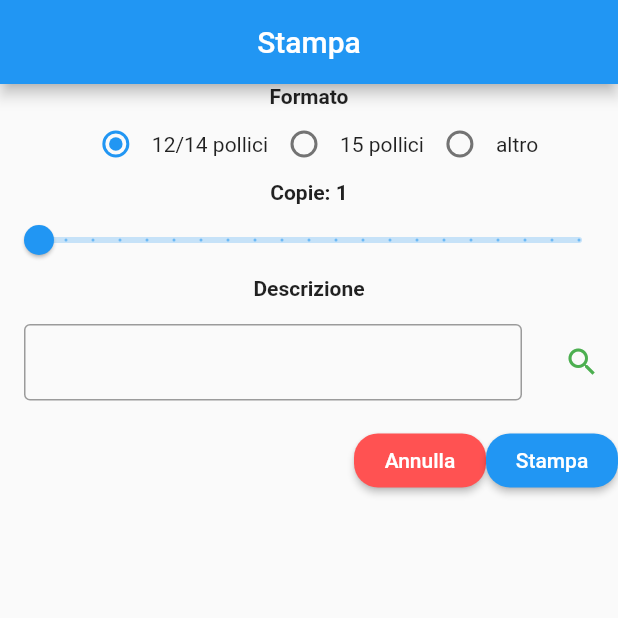
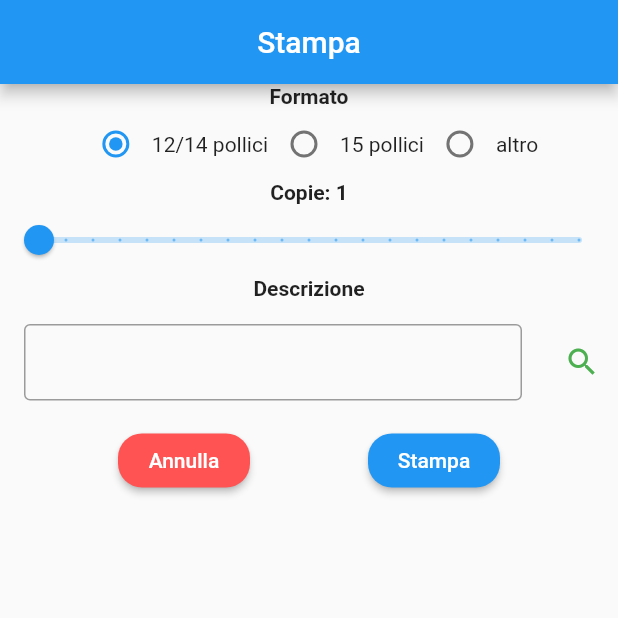
Before and after one commit to nikzanda/Stampa_app, a Flutter app: the screen it shows after launch, on a phone screen of 412 x 824 dp, the top half of it. Run offline on Flutter 3.47's test engine with Material 2 defaults, Android fonts, the phone set to English and light mode, and no system bars.

Commit message:
bottoni spaziati

```diff
--- a/lib/screens/Stampa.dart
+++ b/lib/screens/Stampa.dart
@@ -138,17 +138,13 @@ class _StampaState extends State<Stampa> {
                       IconButton(
                         icon: Icon(Icons.search),
                         color: Colors.green,
-                        tooltip: "Cerca",
+                        tooltip: "Scegli descrizione",
                         onPressed: () {},
                       ),
                     ],
                   ),
-                ],
-              ),
-            ),
-          ),
                   Row(
-            mainAxisAlignment: MainAxisAlignment.end,
+                    mainAxisAlignment: MainAxisAlignment.spaceEvenly,
                     children: <Widget>[
                       RaisedButton(
                         onPressed: () {
@@ -174,9 +170,13 @@ class _StampaState extends State<Stampa> {
                         textColor: Colors.white,
                         child: Text("Stampa"),
                         onPressed: sendPrint,
+                      ),
+                    ],
                   )
                 ],
-          )
+              ),
+            ),
+          ),
         ],
       ),
     );
```
Lines whose indentation alone changed are shown as unchanged.
